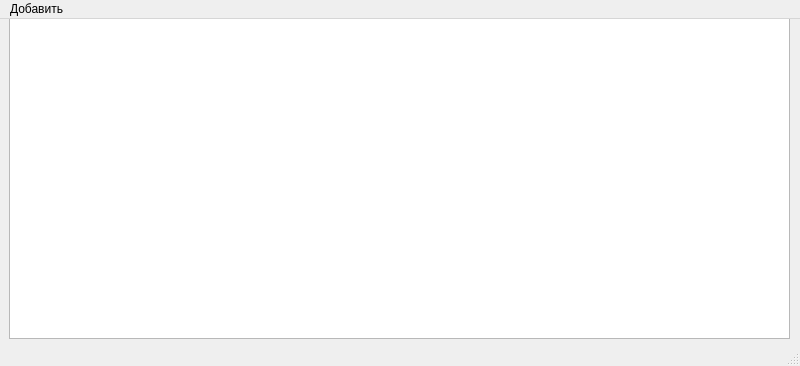
Old version of the form mainwindow.ui in the repository JmpKey/gendop.
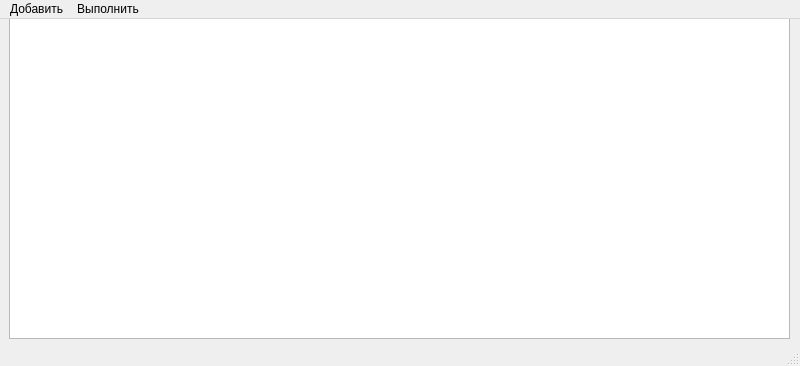
New version of the form.

Diff of the .ui file:
```diff
--- a/mainwindow.ui
+++ b/mainwindow.ui
@@ -52,7 +52,17 @@
     <addaction name="action_teacher"/>
     <addaction name="action_comiss"/>
    </widget>
+   <widget class="QMenu" name="menu_2">
+    <property name="title">
+     <string>Выполнить</string>
+    </property>
+    <addaction name="action_gendoc"/>
+    <addaction name="action_del_obj"/>
+    <addaction name="action_search"/>
+    <addaction name="action_sr_math"/>
+   </widget>
    <addaction name="menu"/>
+   <addaction name="menu_2"/>
   </widget>
   <widget class="QStatusBar" name="statusbar"/>
   <action name="action_year">
```
Left out of the diff: 20 changed lines with no effect on the pictures.
